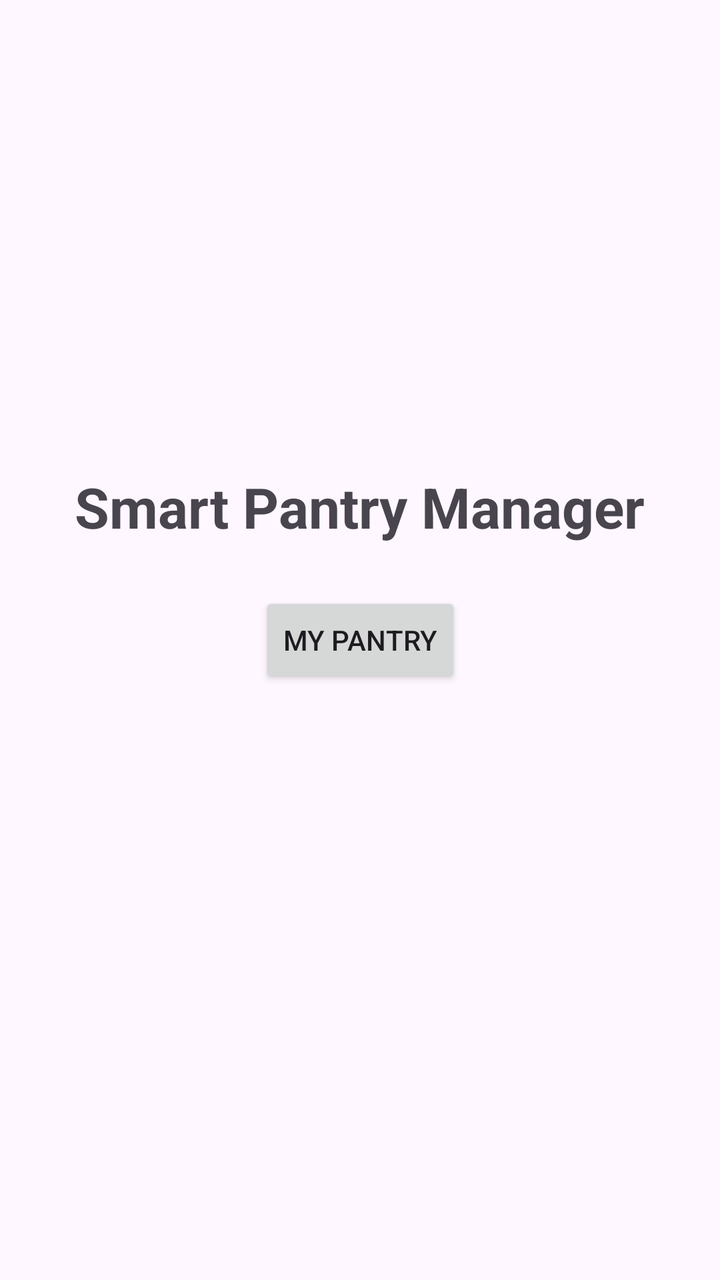
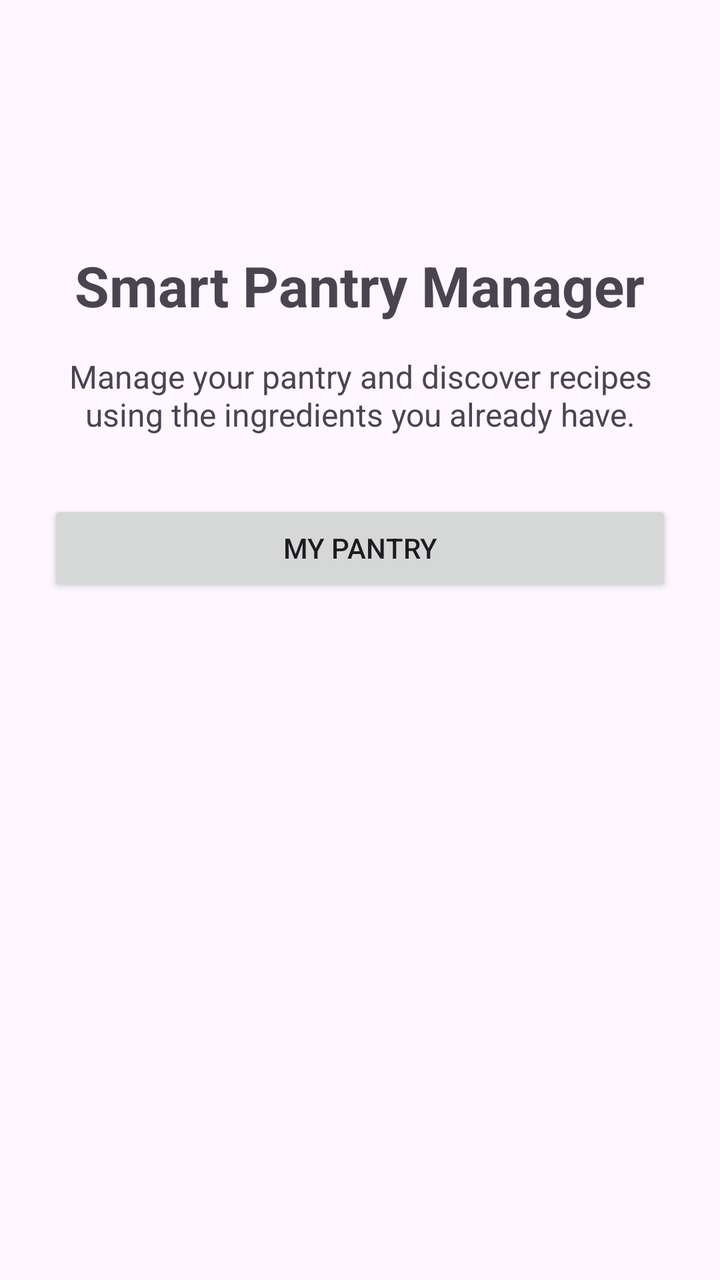

Screens rendered from an Android XML layout before and after an edit, with the pre-edit source and the edit as a unified diff.
<!-- AndroidManifest.xml: application theme Theme.SmartPantryManager -->
<!-- res/layout/activity_main.xml -->
<?xml version="1.0" encoding="utf-8"?>
<androidx.constraintlayout.widget.ConstraintLayout
    xmlns:android="http://schemas.android.com/apk/res/android"
    xmlns:app="http://schemas.android.com/apk/res-auto"
    xmlns:tools="http://schemas.android.com/tools"
    android:id="@+id/main"
    android:layout_width="match_parent"
    android:layout_height="match_parent"
    tools:context=".MainActivity">

    <TextView
        android:id="@+id/tvAppTitle"
        android:layout_width="wrap_content"
        android:layout_height="wrap_content"
        android:text="Smart Pantry Manager"
        android:textSize="28sp"
        android:textStyle="bold"
        app:layout_constraintBottom_toTopOf="@+id/btnMyPantry"
        app:layout_constraintEnd_toEndOf="parent"
        app:layout_constraintStart_toStartOf="parent"
        android:layout_marginBottom="24dp" />

    <Button
        android:id="@+id/btnMyPantry"
        android:layout_width="wrap_content"
        android:layout_height="wrap_content"
        android:text="My Pantry"
        app:layout_constraintTop_toTopOf="parent"
        app:layout_constraintBottom_toBottomOf="parent"
        app:layout_constraintStart_toStartOf="parent"
        app:layout_constraintEnd_toEndOf="parent" />

</androidx.constraintlayout.widget.ConstraintLayout>
<!-- resources referenced by this layout -->
<resources>
  <style name="Theme.SmartPantryManager" parent="Base.Theme.SmartPantryManager" />
  <style name="Base.Theme.SmartPantryManager" parent="Theme.Material3.DayNight.NoActionBar">
          
          
      </style>
</resources>

<!-- the commit's change to res/layout/activity_main.xml (unified diff, before → after) -->
@@ -6,6 +6,7 @@
     android:id="@+id/main"
     android:layout_width="match_parent"
     android:layout_height="match_parent"
+    android:padding="24dp"
     tools:context=".MainActivity">
 
     <TextView
@@ -15,18 +16,30 @@
         android:text="Smart Pantry Manager"
         android:textSize="28sp"
         android:textStyle="bold"
-        app:layout_constraintBottom_toTopOf="@+id/btnMyPantry"
+        app:layout_constraintTop_toTopOf="parent"
+        app:layout_constraintStart_toStartOf="parent"
         app:layout_constraintEnd_toEndOf="parent"
+        android:layout_marginTop="100dp" />
+
+    <TextView
+        android:id="@+id/tvAppDescription"
+        android:layout_width="0dp"
+        android:layout_height="wrap_content"
+        android:text="Manage your pantry and discover recipes using the ingredients you already have."
+        android:textSize="16sp"
+        android:gravity="center"
+        android:layout_marginTop="16dp"
+        app:layout_constraintTop_toBottomOf="@id/tvAppTitle"
         app:layout_constraintStart_toStartOf="parent"
-        android:layout_marginBottom="24dp" />
+        app:layout_constraintEnd_toEndOf="parent" />
 
     <Button
         android:id="@+id/btnMyPantry"
-        android:layout_width="wrap_content"
+        android:layout_width="0dp"
         android:layout_height="wrap_content"
         android:text="My Pantry"
-        app:layout_constraintTop_toTopOf="parent"
-        app:layout_constraintBottom_toBottomOf="parent"
+        android:layout_marginTop="32dp"
+        app:layout_constraintTop_toBottomOf="@id/tvAppDescription"
         app:layout_constraintStart_toStartOf="parent"
         app:layout_constraintEnd_toEndOf="parent" />
 
